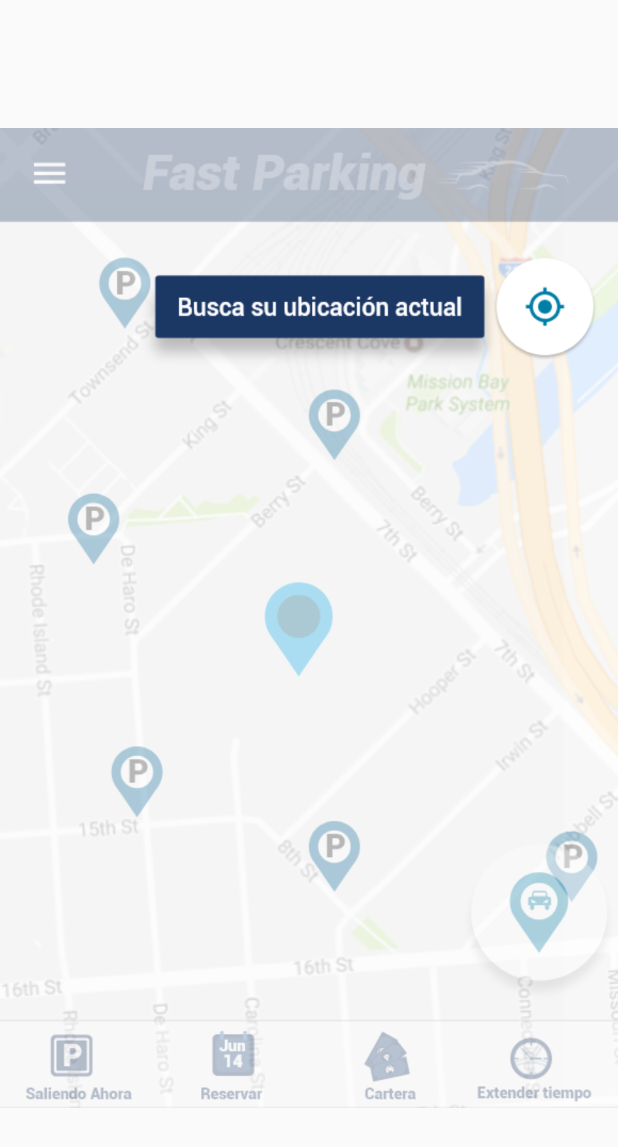
After one commit to Bennu1/FastParking, an Android app: the Tuto1 screen opened directly, with no data from a screen before it, on a phone screen of 412 x 824 dp. The commit adds this screen. Shown: the top 1147 px of the screen. Run offline under Robolectric (Android 15) with nearby library versions, the phone set to English and light mode, and no system bars; Roboto replaces fonts that are not available here.

Commit message:
tuto
tuto

```diff
--- a/app/src/main/java/com/example/sebastian/fastparking/LoginActivity.java
+++ b/app/src/main/java/com/example/sebastian/fastparking/LoginActivity.java
@@ -25,7 +25,7 @@ public class LoginActivity extends AppCompatActivity
             @Override
             public void onClick(View v)
             {
-                Intent intent = new Intent(getApplicationContext(), MapsActivity.class);
+                Intent intent = new Intent(getApplicationContext(), Tuto1.class);
                 startActivity(intent);
             }
         });
--- /dev/null
+++ b/app/src/main/java/com/example/sebastian/fastparking/Tuto1.java
@@ -0,0 +1,30 @@
+package com.example.sebastian.fastparking;
+
+import android.content.Intent;
+import android.support.v7.app.AppCompatActivity;
+import android.os.Bundle;
+import android.view.View;
+import android.widget.Button;
+
+public class Tuto1 extends AppCompatActivity {
+
+    Button btntut1;
+
+    @Override
+    protected void onCreate(Bundle savedInstanceState) {
+        super.onCreate(savedInstanceState);
+        setContentView(R.layout.activity_tuto1);
+
+        btntut1 = (Button) findViewById(R.id.tuto1);
+
+        btntut1.setOnClickListener(new View.OnClickListener()
+        {
+            @Override
+            public void onClick(View v)
+            {
+                Intent op = new Intent(getApplicationContext(), Tuto2.class);
+                startActivity(op);
+            }
+        });
+    }
+}
--- /dev/null
+++ b/app/src/main/res/layout/activity_tuto1.xml
@@ -0,0 +1,24 @@
+<?xml version="1.0" encoding="utf-8"?>
+<android.support.constraint.ConstraintLayout xmlns:android="http://schemas.android.com/apk/res/android"
+    xmlns:app="http://schemas.android.com/apk/res-auto"
+    xmlns:tools="http://schemas.android.com/tools"
+    android:layout_width="match_parent"
+    android:layout_height="match_parent"
+    tools:context=".Tuto1">
+
+    <ImageView
+        android:id="@+id/imageView9"
+        android:layout_width="wrap_content"
+        android:layout_height="wrap_content"
+        app:layout_constraintStart_toStartOf="parent"
+        app:layout_constraintTop_toTopOf="parent"
+        app:srcCompat="@drawable/tuto1" />
+
+    <Button
+        android:id="@+id/tuto1"
+        android:layout_width="408dp"
+        android:layout_height="659dp"
+        android:background="@android:color/transparent"
+        app:layout_constraintStart_toStartOf="parent"
+        app:layout_constraintTop_toTopOf="parent" />
+</android.support.constraint.ConstraintLayout>
```
Also changed, not shown: app/src/main/AndroidManifest.xml (+15 -1 lines), app/src/main/java/com/example/sebastian/fastparking/Tuto2.java (added, +30 -0 lines), app/src/main/java/com/example/sebastian/fastparking/Tuto3.java (added, +30 -0 lines), app/src/main/java/com/example/sebastian/fastparking/Tuto4.java (added, +30 -0 lines), app/src/main/java/com/example/sebastian/fastparking/Tuto5.java (added, +30 -0 lines), app/src/main/java/com/example/sebastian/fastparking/Tuto6.java (added, +30 -0 lines), app/src/main/res/layout/activity_tuto2.xml (added, +24 -0 lines), app/src/main/res/layout/activity_tuto3.xml (added, +24 -0 lines), app/src/main/res/layout/activity_tuto4.xml (added, +24 -0 lines), app/src/main/res/layout/activity_tuto5.xml (added, +24 -0 lines), app/src/main/res/layout/activity_tuto6.xml (added, +24 -0 lines), app/src/main/res/drawable/tuto1.png (added), app/src/main/res/drawable/tuto2.png (added), app/src/main/res/drawable/tuto3.png (added), 3 more files.
